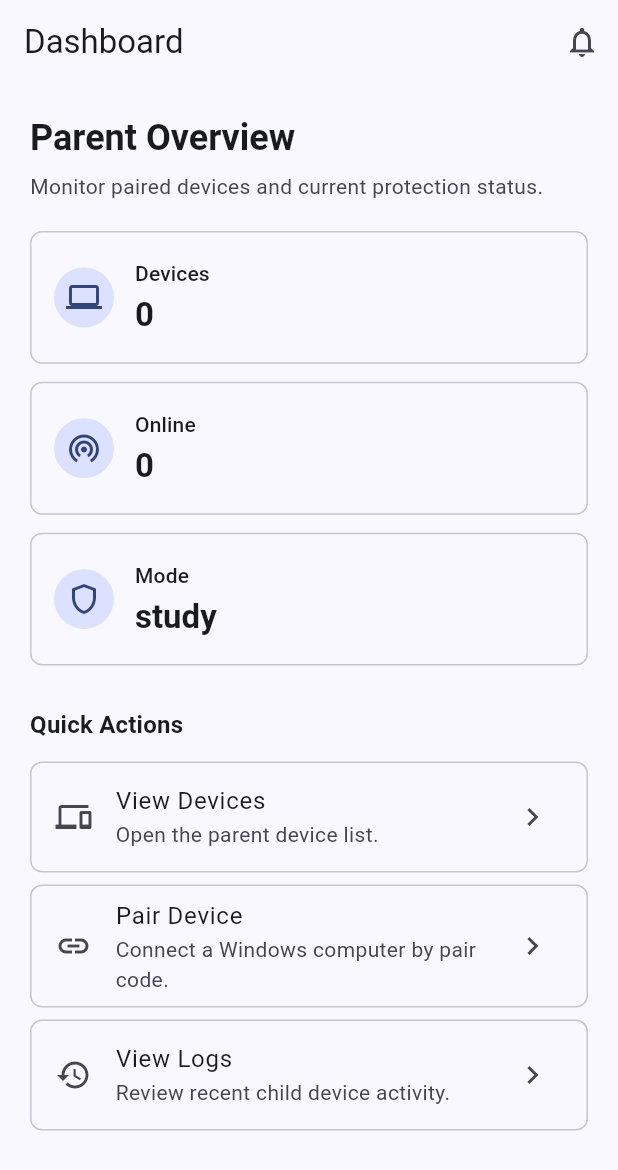
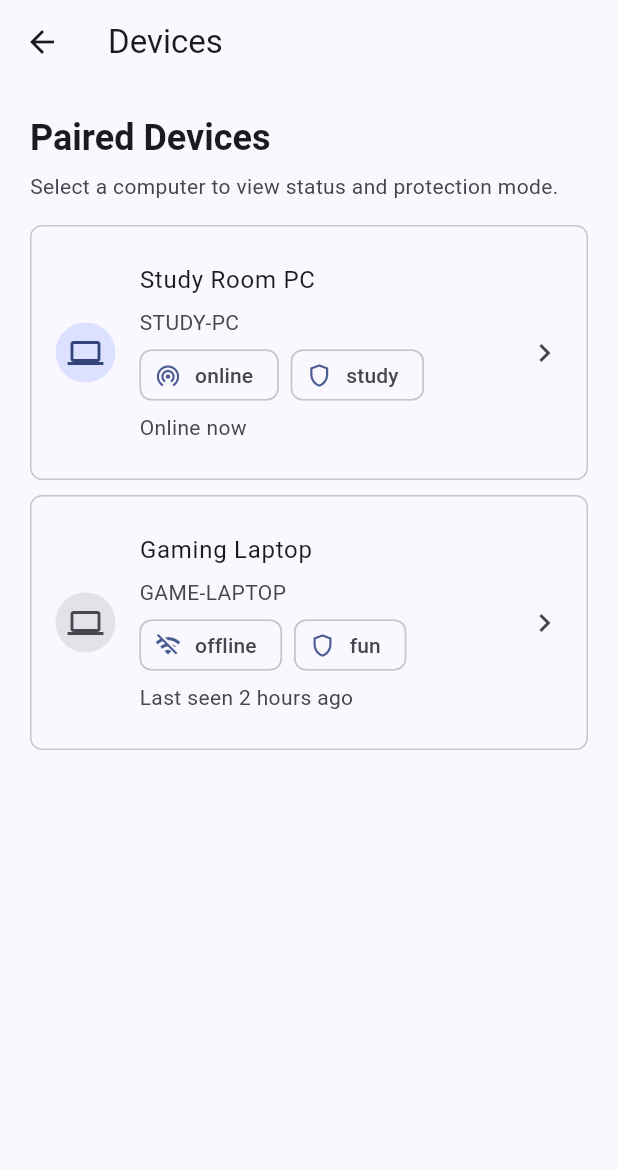
Before and after one commit to bathach56/KidGuard, a Flutter app: the DashboardScreen screen opened directly, after a tap on "View Devices", on a phone screen of 412 x 824 dp. Shown: the top 1170 px of the screen. Run offline on Flutter 3.47's test engine with Material 3 defaults, Android fonts, the phone set to English and light mode, and no system bars.

Commit message:
feat: add mobile device list

```diff
--- a/mobile/lib/src/features/dashboard/presentation/dashboard_screen.dart
+++ b/mobile/lib/src/features/dashboard/presentation/dashboard_screen.dart
@@ -1,4 +1,6 @@
 import 'package:flutter/material.dart';
+
+import '../../devices/presentation/device_list_screen.dart';
 
 class DashboardScreen extends StatelessWidget {
   const DashboardScreen({super.key});
@@ -50,7 +52,13 @@ class DashboardScreen extends StatelessWidget {
               icon: Icons.devices_outlined,
               title: 'View Devices',
               subtitle: 'Open the parent device list.',
-              onTap: () {},
+              onTap: () {
+                Navigator.of(context).push(
+                  MaterialPageRoute<void>(
+                    builder: (_) => const DeviceListScreen(),
+                  ),
+                );
+              },
             ),
             const SizedBox(height: 8),
             _ActionTile(
@@ -93,12 +101,12 @@ class _SummaryGrid extends StatelessWidget {
             _SummaryTile(
               icon: Icons.computer_outlined,
               label: 'Devices',
-              value: '0',
+              value: '2',
             ),
             _SummaryTile(
               icon: Icons.wifi_tethering_outlined,
               label: 'Online',
-              value: '0',
+              value: '1',
             ),
             _SummaryTile(
               icon: Icons.shield_outlined,
--- /dev/null
+++ b/mobile/lib/src/features/devices/presentation/device_list_screen.dart
@@ -0,0 +1,156 @@
+import 'package:flutter/material.dart';
+
+class DeviceListScreen extends StatelessWidget {
+  const DeviceListScreen({super.key});
+
+  static const _devices = [
+    _DeviceListItem(
+      name: 'Study Room PC',
+      computerName: 'STUDY-PC',
+      mode: 'study',
+      isOnline: true,
+      lastSeen: 'Online now',
+    ),
+    _DeviceListItem(
+      name: 'Gaming Laptop',
+      computerName: 'GAME-LAPTOP',
+      mode: 'fun',
+      isOnline: false,
+      lastSeen: 'Last seen 2 hours ago',
+    ),
+  ];
+
+  @override
+  Widget build(BuildContext context) {
+    final textTheme = Theme.of(context).textTheme;
+
+    return Scaffold(
+      appBar: AppBar(
+        title: const Text('Devices'),
+      ),
+      body: SafeArea(
+        child: ListView.separated(
+          padding: const EdgeInsets.all(20),
+          itemCount: _devices.length + 1,
+          separatorBuilder: (_, index) => SizedBox(height: index == 0 ? 16 : 10),
+          itemBuilder: (context, index) {
+            if (index == 0) {
+              return Column(
+                crossAxisAlignment: CrossAxisAlignment.start,
+                children: [
+                  Text(
+                    'Paired Devices',
+                    style: textTheme.headlineSmall?.copyWith(
+                      fontWeight: FontWeight.w700,
+                    ),
+                  ),
+                  const SizedBox(height: 6),
+                  Text(
+                    'Select a computer to view status and protection mode.',
+                    style: textTheme.bodyMedium?.copyWith(
+                      color: Theme.of(context).colorScheme.onSurfaceVariant,
+                    ),
+                  ),
+                ],
+              );
+            }
+
+            return _DeviceTile(device: _devices[index - 1]);
+          },
+        ),
+      ),
+    );
+  }
+}
+
+class _DeviceTile extends StatelessWidget {
+  const _DeviceTile({required this.device});
+
+  final _DeviceListItem device;
+
+  @override
+  Widget build(BuildContext context) {
+    final colorScheme = Theme.of(context).colorScheme;
+
+    return ListTile(
+      contentPadding: const EdgeInsets.all(16),
+      shape: RoundedRectangleBorder(
+        borderRadius: BorderRadius.circular(8),
+        side: BorderSide(color: colorScheme.outlineVariant),
+      ),
+      leading: CircleAvatar(
+        backgroundColor: device.isOnline
+            ? colorScheme.primaryContainer
+            : colorScheme.surfaceContainerHighest,
+        foregroundColor: device.isOnline
+            ? colorScheme.onPrimaryContainer
+            : colorScheme.onSurfaceVariant,
+        child: const Icon(Icons.computer_outlined),
+      ),
+      title: Text(device.name),
+      subtitle: Padding(
+        padding: const EdgeInsets.only(top: 6),
+        child: Column(
+          crossAxisAlignment: CrossAxisAlignment.start,
+          children: [
+            Text(device.computerName),
+            const SizedBox(height: 8),
+            Wrap(
+              spacing: 8,
+              runSpacing: 8,
+              children: [
+                _StatusChip(
+                  label: device.isOnline ? 'online' : 'offline',
+                  icon: device.isOnline
+                      ? Icons.wifi_tethering_outlined
+                      : Icons.wifi_off_outlined,
+                ),
+                _StatusChip(
+                  label: device.mode,
+                  icon: Icons.shield_outlined,
+                ),
+              ],
+            ),
+            const SizedBox(height: 8),
+            Text(device.lastSeen),
+          ],
+        ),
+      ),
+      trailing: const Icon(Icons.chevron_right),
+      onTap: () {},
+    );
+  }
+}
+
+class _StatusChip extends StatelessWidget {
+  const _StatusChip({required this.label, required this.icon});
+
+  final String label;
+  final IconData icon;
+
+  @override
+  Widget build(BuildContext context) {
+    return Chip(
+      avatar: Icon(icon, size: 18),
+      label: Text(label),
+      visualDensity: VisualDensity.compact,
+      materialTapTargetSize: MaterialTapTargetSize.shrinkWrap,
+    );
+  }
+}
+
+class _DeviceListItem {
+  const _DeviceListItem({
+    required this.name,
+    required this.computerName,
+    required this.mode,
+    required this.isOnline,
+    required this.lastSeen,
+  });
+
+  final String name;
+  final String computerName;
+  final String mode;
+  final bool isOnline;
+  final String lastSeen;
+}
```
Also changed, not shown: 3 other files.
